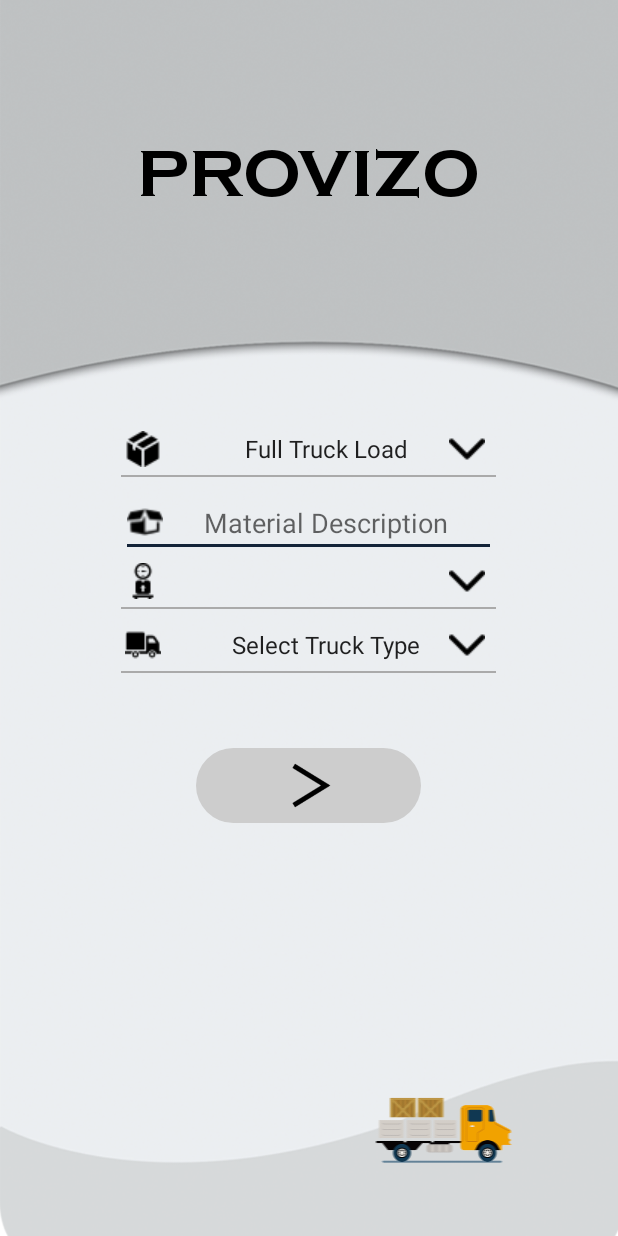
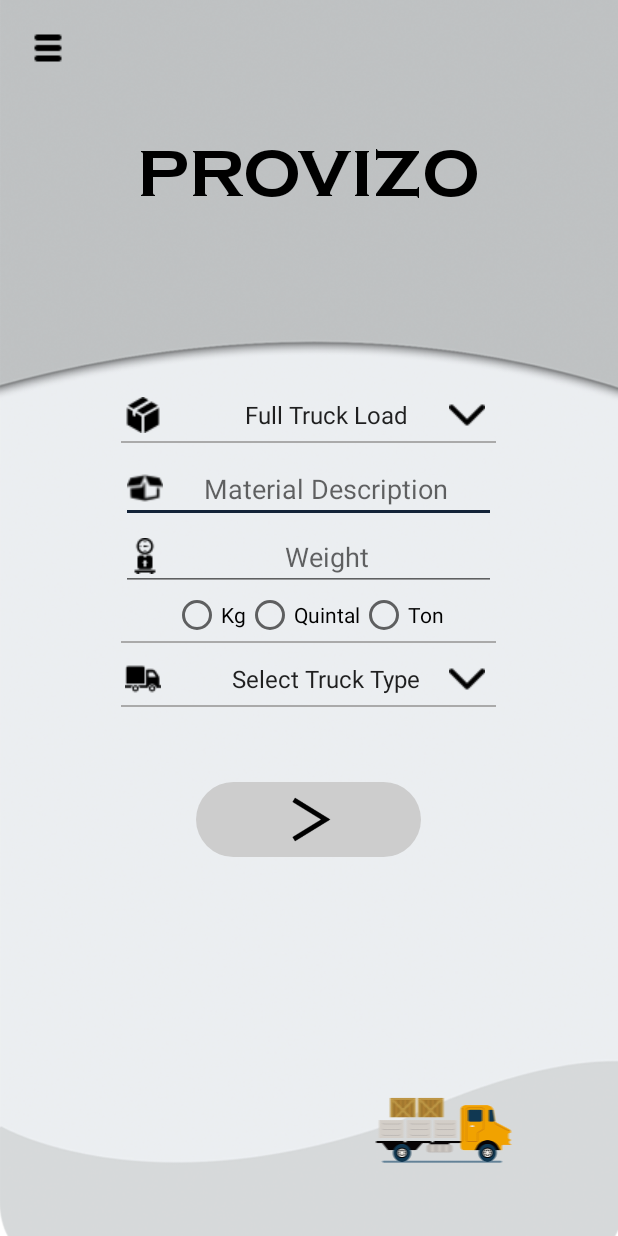
Before and after one commit to aggarwalmayank/PROVIZO, an Android app: the SelectServiceTruck screen opened directly, with no data from a screen before it, on a phone screen of 412 x 824 dp. Run offline under Robolectric (Android 15) with nearby library versions, the phone set to English and light mode, and no system bars; our stand-ins replace Firebase (no records; nobody signed in at launch, a user with empty details on screens opened directly).

```diff
--- a/app/src/main/AndroidManifest.xml
+++ b/app/src/main/AndroidManifest.xml
@@ -9,7 +9,8 @@
         android:roundIcon="@mipmap/ic_launcher_round"
         android:supportsRtl="true"
         android:theme="@style/AppTheme">
-        <activity android:name=".ViewCards"></activity>
+        <activity android:name=".ViewCards"
+           />
         <activity android:name=".AddCard" />
         <activity android:name=".AboutUs" />
         <activity android:name=".completed" />
--- a/app/src/main/java/com/appsaga/provizo/SelectServiceTruck.java
+++ b/app/src/main/java/com/appsaga/provizo/SelectServiceTruck.java
@@ -2,31 +2,52 @@ package com.appsaga.provizo;
 
 import android.content.Intent;
 import android.graphics.Typeface;
+import android.support.annotation.NonNull;
+import android.support.design.widget.NavigationView;
+import android.support.v4.widget.DrawerLayout;
+import android.support.v7.app.ActionBarDrawerToggle;
 import android.support.v7.app.AppCompatActivity;
 import android.os.Bundle;
+import android.view.Gravity;
+import android.view.MenuItem;
 import android.view.View;
 import android.widget.ArrayAdapter;
 import android.widget.ImageButton;
+import android.widget.ImageView;
+import android.widget.RadioButton;
+import android.widget.RadioGroup;
 import android.widget.Spinner;
 import android.widget.TextView;
+import android.widget.Toast;
 
-public class SelectServiceTruck extends AppCompatActivity {
+import com.google.firebase.auth.FirebaseAuth;
+
+public class SelectServiceTruck extends AppCompatActivity implements com.appsaga.provizo.ProfileDialog.DialogListener {
 
     ImageButton service;
+    private RadioGroup radioWeightGroup;
+    private RadioButton radioWeightButton;
+    private DrawerLayout dl;
+    private ActionBarDrawerToggle t;
+    private NavigationView nv;
+    ImageView menuicon;
     @Override
     protected void onCreate(Bundle savedInstanceState) {
         super.onCreate(savedInstanceState);
         setContentView(R.layout.activity_select_service_truck);
-
+        radioWeightGroup=(RadioGroup)findViewById(R.id.radiogroup);
         TextView tv=findViewById(R.id.appnamesignupsecond);
         Typeface typeface=Typeface.createFromAsset(getAssets(),"fonts/copperplatebold.ttf");
         tv.setTypeface(typeface);
 
+        menuicon=findViewById(R.id.menuicon);
         service = findViewById(R.id.servicesbuttons);
         service.setOnClickListener(new View.OnClickListener() {
             @Override
             public void onClick(View v) {
-
+                int selectedId=radioWeightGroup.getCheckedRadioButtonId();
+                radioWeightButton=(RadioButton)findViewById(selectedId);
+                Toast.makeText(SelectServiceTruck.this,radioWeightButton.getText(),Toast.LENGTH_SHORT).show();
                 startActivity(new Intent(SelectServiceTruck.this,com.appsaga.provizo.consignor_details.class));
             }
         });
@@ -43,5 +64,75 @@ public class SelectServiceTruck extends AppCompatActivity {
                 R.array.trucktype, android.R.layout.simple_spinner_item);
         adapter.setDropDownViewResource(android.R.layout.simple_spinner_dropdown_item);
         trucktype.setAdapter(adapter2);
+
+        dl = (DrawerLayout)findViewById(R.id.deliverylocation);
+        t = new ActionBarDrawerToggle(this, dl,R.string.open, R.string.close);
+        dl.addDrawerListener(t);
+        t.syncState();
+        //getSupportActionBar().setDisplayHomeAsUpEnabled(true);
+        nv = (NavigationView)findViewById(R.id.nv);
+        menuicon.setOnClickListener(new View.OnClickListener() {
+            @Override
+            public void onClick(View v) {
+                dl.openDrawer(Gravity.LEFT);
+            }
+        });
+        View headerview = nv.getHeaderView(0);
+        TextView profilename = (TextView) headerview.findViewById(R.id.profile);
+        profilename.setOnClickListener(new View.OnClickListener() {
+            @Override
+            public void onClick(View v) {
+                openDialog();
+            }
+        });
+        nv.setNavigationItemSelectedListener(new NavigationView.OnNavigationItemSelectedListener() {
+            @Override
+            public boolean onNavigationItemSelected(@NonNull MenuItem item) {
+                int id = item.getItemId();
+                switch(id)
+                {
+
+                    case R.id.wallet:
+                        Toast.makeText(SelectServiceTruck.this, "Wallet",Toast.LENGTH_SHORT).show();break;
+                    case R.id.partnerlogin:
+                        Toast.makeText(SelectServiceTruck.this, "partenr login",Toast.LENGTH_SHORT).show();break;
+                    case R.id.mybooking:
+                        Toast.makeText(SelectServiceTruck.this, "My Booking",Toast.LENGTH_SHORT).show();break;
+                    case R.id.newbooking:
+                        Toast.makeText(SelectServiceTruck.this, "New Booking",Toast.LENGTH_SHORT).show();break;
+                    case R.id.ratechart:
+                        Toast.makeText(SelectServiceTruck.this, "Rate Chart",Toast.LENGTH_SHORT).show();break;
+                    case R.id.notification:
+                        Toast.makeText(SelectServiceTruck.this, "Notification",Toast.LENGTH_SHORT).show();break;
+                    case R.id.addcard:
+                        startActivity(new Intent(SelectServiceTruck.this,AddCard.class));
+                        Toast.makeText(SelectServiceTruck.this, "add card",Toast.LENGTH_SHORT).show();break;
+                    case R.id.support:
+                        Toast.makeText(SelectServiceTruck.this, "Support",Toast.LENGTH_SHORT).show();break;
+                    case R.id.about:
+                        startActivity(new Intent(SelectServiceTruck.this,AboutUs.class));
+                        Toast.makeText(SelectServiceTruck.this, "about us",Toast.LENGTH_SHORT).show();break;
+                    case R.id.signout:
+                        Toast.makeText(SelectServiceTruck.this, "SignOut",Toast.LENGTH_SHORT).show();
+                        FirebaseAuth.getInstance().signOut();
+                        //startActivity(new Intent(DeliveryLocation.this,SignInUp.class));
+                        finish();
+                        break;
+                    default:
+                        return true;
+                }
+                return true;
+
+            }
+        });
     }
+    public void openDialog() {
+        ProfileDialog exampleDialog = new ProfileDialog();
+        exampleDialog.show(getSupportFragmentManager(), "example dialog");
+    }
+    @Override
+    public void applyTexts() {
+
+    }
+
 }
--- a/app/src/main/res/layout/activity_about_us.xml
+++ b/app/src/main/res/layout/activity_about_us.xml
@@ -11,6 +11,7 @@
         android:layout_width="match_parent"
         android:layout_height="match_parent"
         android:layout_margin="32dp"
+        android:elevation="12dp"
         android:background="#c8dfe0">
 
         <LinearLayout
--- a/app/src/main/res/layout/activity_select_service_truck.xml
+++ b/app/src/main/res/layout/activity_select_service_truck.xml
@@ -1,4 +1,10 @@
 <?xml version="1.0" encoding="utf-8"?>
+<android.support.v4.widget.DrawerLayout xmlns:android="http://schemas.android.com/apk/res/android"
+    xmlns:tools="http://schemas.android.com/tools"
+    xmlns:app="http://schemas.android.com/apk/res-auto"
+    android:id="@+id/deliverylocation"
+    android:layout_width="match_parent"
+    android:layout_height="match_parent">
 <LinearLayout xmlns:android="http://schemas.android.com/apk/res/android"
     xmlns:app="http://schemas.android.com/apk/res-auto"
     xmlns:tools="http://schemas.android.com/tools"
@@ -22,6 +28,13 @@
             android:layout_marginRight="0dp"
             android:scaleType="centerCrop"
             android:src="@drawable/provizo_bg1" />
+        <ImageView
+            android:id="@+id/menuicon"
+            android:layout_width="wrap_content"
+            android:layout_height="wrap_content"
+            android:layout_margin="20dp"
+            android:src="@drawable/menuicon"/>
+
 
         <TextView
             android:id="@+id/appnamesignupsecond"
@@ -47,14 +60,14 @@
             <LinearLayout
                 android:layout_width="wrap_content"
                 android:layout_height="wrap_content"
-                android:orientation="horizontal"
-                android:layout_marginTop="8dp">
+                android:layout_marginTop="8dp"
+                android:orientation="horizontal">
 
                 <ImageView
                     android:layout_width="wrap_content"
                     android:layout_height="wrap_content"
-                    android:src="@drawable/box"
-                    android:layout_gravity="center_vertical"/>
+                    android:layout_gravity="center_vertical"
+                    android:src="@drawable/box" />
 
                 <Spinner
                     android:id="@+id/boxspinner"
@@ -62,28 +75,28 @@
                     android:layout_height="wrap_content"
                     android:layout_gravity="center"
                     android:background="@drawable/spinner_rect"
+                    android:gravity="center"
                     android:spinnerMode="dropdown"
-                    android:textAlignment="center"
-                    />
+                    android:textAlignment="center" />
             </LinearLayout>
 
             <View
                 android:layout_width="match_parent"
                 android:layout_height="1.5dp"
                 android:layout_marginTop="1dp"
-                android:background="@android:color/darker_gray"/>
+                android:background="@android:color/darker_gray" />
 
             <EditText
                 android:id="@+id/pickuploc"
                 android:layout_width="250dp"
                 android:layout_height="wrap_content"
+                android:layout_marginTop="8dp"
                 android:drawableLeft="@drawable/deliverpack"
                 android:gravity="center"
                 android:hint="Material Description"
-                android:inputType="text"
-                android:layout_marginTop="8dp"/>
+                android:inputType="text" />
 
-            <LinearLayout
+            <!--<LinearLayout
                 android:layout_width="wrap_content"
                 android:layout_height="wrap_content"
                 android:orientation="horizontal">
@@ -102,38 +115,75 @@
                     android:textAlignment="center"
                     android:background="@drawable/spinner_rect"/>
             </LinearLayout>
+-->
+            <EditText
+                android:layout_width="250dp"
+                android:layout_height="wrap_content"
+                android:drawableLeft="@drawable/weight"
+                android:gravity="center"
+                android:hint="Weight" />
+
+            <RadioGroup
+                android:id="@+id/radiogroup"
+                android:layout_width="wrap_content"
+                android:layout_height="wrap_content"
+                android:orientation="horizontal">
+                <RadioButton
+                    android:id="@+id/radiobtn1"
+                    android:layout_width="wrap_content"
+                    android:layout_height="wrap_content"
+                    android:text="Kg" />
+
+                <RadioButton
+                    android:id="@+id/radiobtn2"
+                    android:layout_width="wrap_content"
+                    android:layout_height="wrap_content"
+                    android:checked="false"
+                    android:text="Quintal" />
+
+                <RadioButton
+                    android:id="@+id/radiobtn3"
+                    android:layout_width="wrap_content"
+                    android:layout_height="wrap_content"
+                    android:checked="false"
+                    android:text="Ton" />
+
+            </RadioGroup>
 
             <View
                 android:layout_width="match_parent"
                 android:layout_height="1.5dp"
                 android:layout_marginTop="1dp"
-                android:background="@android:color/darker_gray"/>
+                android:background="@android:color/darker_gray" />
 
             <LinearLayout
                 android:layout_width="wrap_content"
                 android:layout_height="wrap_content"
-                android:orientation="horizontal"
-                android:layout_marginTop="8dp">
+                android:layout_marginTop="8dp"
+                android:orientation="horizontal">
+
                 <ImageView
                     android:layout_width="wrap_content"
                     android:layout_height="wrap_content"
-                    android:src="@drawable/deliverytruck"
-                    android:layout_gravity="center_vertical"/>
+                    android:layout_gravity="center_vertical"
+                    android:src="@drawable/deliverytruck" />
 
                 <Spinner
                     android:id="@+id/truckspinner"
                     android:layout_width="220dp"
                     android:layout_height="wrap_content"
                     android:layout_gravity="center"
-                    android:textAlignment="center"
-                    android:background="@drawable/spinner_rect"/>
+                    android:background="@drawable/spinner_rect"
+                    android:gravity="center"
+                    android:spinnerMode="dialog"
+                    android:textAlignment="center" />
             </LinearLayout>
 
             <View
                 android:layout_width="match_parent"
                 android:layout_height="1.5dp"
                 android:layout_marginTop="1dp"
-                android:background="@android:color/darker_gray"/>
+                android:background="@android:color/darker_gray" />
 
             <ImageButton
                 android:id="@+id/servicesbuttons"
@@ -149,12 +199,29 @@
                 android:src="@drawable/right_pointer" />
 
         </LinearLayout>
+
         <ImageView
+            android:layout_width="290dp"
+            android:layout_height="290dp"
             android:layout_alignParentBottom="true"
-            android:layout_width="290dp"
             android:layout_marginLeft="180dp"
             android:layout_marginBottom="-80dp"
-            android:layout_height="290dp"
-            android:src="@drawable/truck1"/>
+            android:src="@drawable/truck1" />
     </RelativeLayout>
 </LinearLayout>
+    <android.support.design.widget.NavigationView
+        android:layout_width="wrap_content"
+        android:layout_height="match_parent"
+        app:menu="@menu/navigation_menu"
+        android:background="#c8dfe0"
+        app:itemTextColor="#000000"
+        app:itemIconTint="#000000"
+        android:layout_gravity="start"
+        app:headerLayout="@layout/nav_header"
+        android:id="@+id/nv">
+
+    </android.support.design.widget.NavigationView>
+
+
+
+</android.support.v4.widget.DrawerLayout>
--- a/app/src/main/res/layout/layout_card_holder.xml
+++ b/app/src/main/res/layout/layout_card_holder.xml
@@ -7,8 +7,8 @@
     android:layout_width="match_parent"
     android:layout_height="wrap_content"
     android:layout_margin="16dp"
-    android:background="#c8dfe0"
-    android:elevation="12dp"
+    android:background="#DCDCDC"
+    android:elevation="14dp"
     tools:context=".AddCard">
 
     <com.wajahatkarim3.easyflipview.EasyFlipView
--- a/app/src/main/res/layout/profiledialog.xml
+++ b/app/src/main/res/layout/profiledialog.xml
@@ -8,6 +8,7 @@
 
     <RelativeLayout
         android:layout_width="match_parent"
+        android:elevation="12dp"
         android:padding="16dp"
         android:layout_height="match_parent"
         android:background="#848484"
--- a/app/src/main/res/values/colors.xml
+++ b/app/src/main/res/values/colors.xml
@@ -1,6 +1,6 @@
 <?xml version="1.0" encoding="utf-8"?>
 <resources>
-    <color name="colorPrimary">#9CADB6</color>
-    <color name="colorPrimaryDark">#9CADB6</color>
+    <color name="colorPrimary">#bec1c2</color>
+    <color name="colorPrimaryDark">#808080</color>
     <color name="colorAccent">#132338</color>
 </resources>
```
Also changed, not shown: app/src/main/java/com/appsaga/provizo/AddCard.java (+12 -0 lines), app/src/main/java/com/appsaga/provizo/ViewCards.java (+16 -0 lines), app/src/main/java/com/appsaga/provizo/consignee_details.java (+92 -1 lines), app/src/main/java/com/appsaga/provizo/consignor_details.java (+101 -14 lines), app/src/main/res/drawable/backicon.xml (added, +9 -0 lines), app/src/main/res/layout/activity_add_card.xml (+14 -15 lines), app/src/main/res/layout/activity_consignee_details.xml (+29 -5 lines), app/src/main/res/layout/activity_consignor_details.xml (+60 -23 lines), app/src/main/res/layout/activity_view_cards.xml (+9 -1 lines), app/src/main/res/values/styles.xml (+7 -2 lines).
